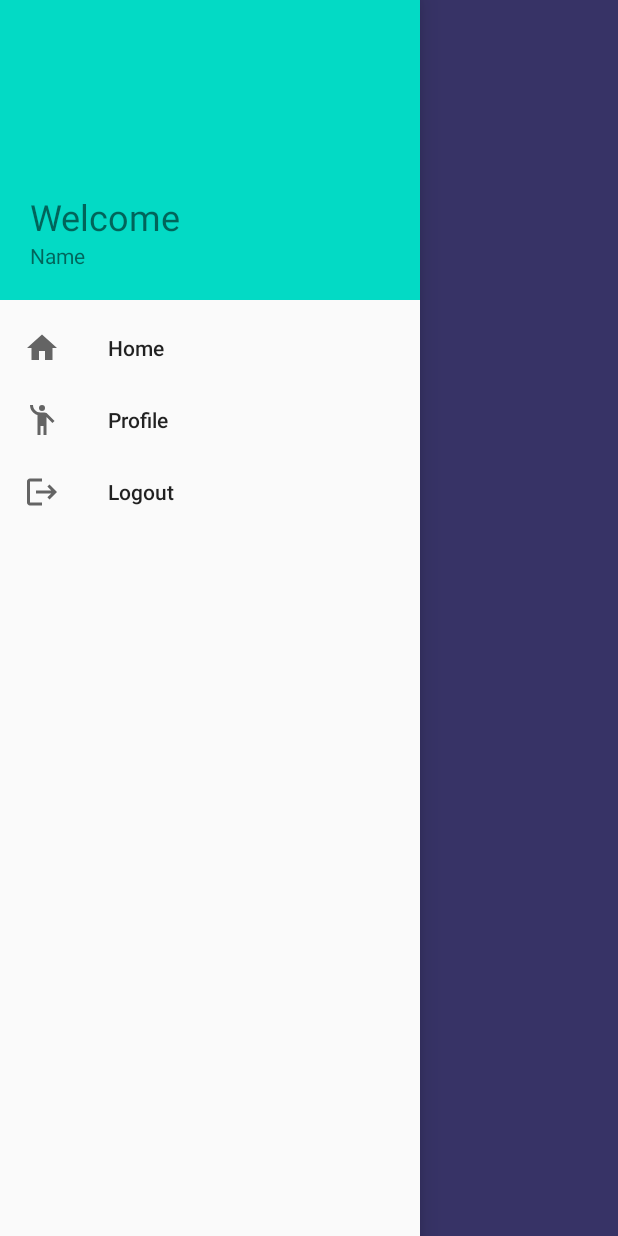
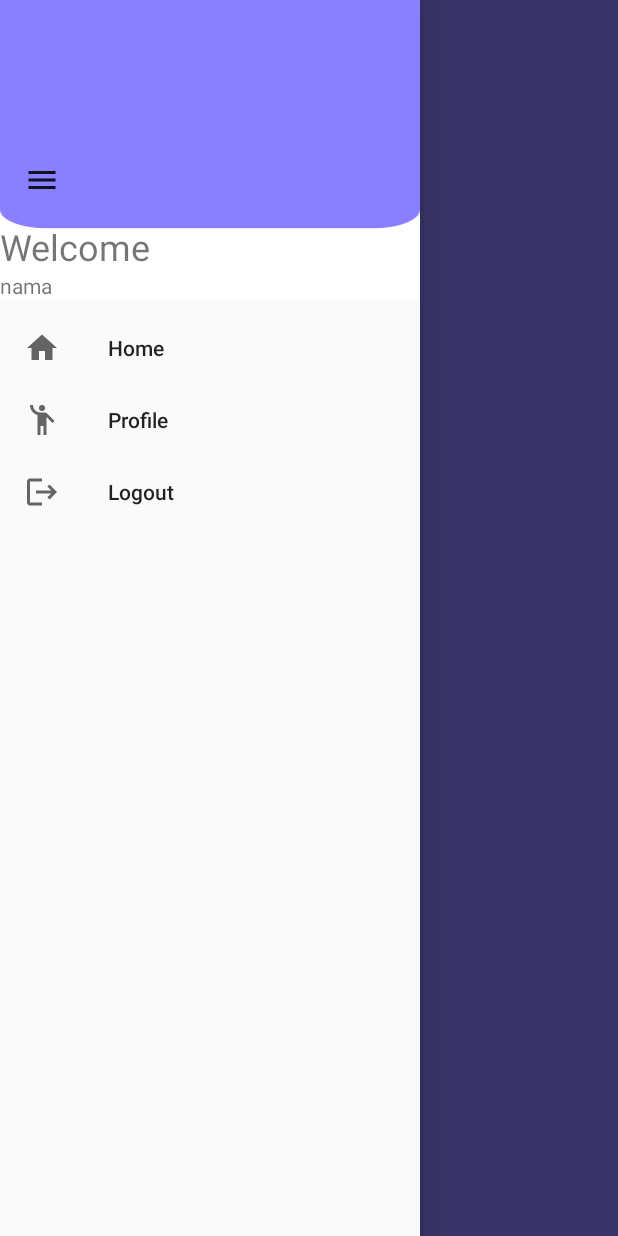
Before and after one commit to NigelFelim/Mobile_Job_Finder, an Android app: the ProfileActivity screen opened directly, with no data from a screen before it, with the side drawer open, on a phone screen of 412 x 824 dp. Run offline under Robolectric (Android 15) with nearby library versions, the phone set to English and light mode, and no system bars; our stand-ins replace Firebase (no records; nobody signed in at launch, a user with empty details on screens opened directly); Roboto replaces fonts that are not available here.

Commit message:
Revert "profilenya tidak terpanggil nama dan emailnya"
This reverts commit f5849840d198fd36c9f74f3acc6a183a7380b676.

```diff
--- a/app/src/main/AndroidManifest.xml
+++ b/app/src/main/AndroidManifest.xml
@@ -16,7 +16,6 @@
     <uses-permission-sdk-23 android:name="android.permission.ACCESS_FINE_LOCATION" />
     <uses-permission-sdk-23 android:name="android.permission.ACCESS_COARSE_LOCATION" />
     <uses-permission-sdk-23 android:name="android.permission.ACCESS_BACKGROUND_LOCATION" />
-    <uses-permission android:name="android.permission.ACCESS_NETWORK_STATE"/>
 
     <uses-permission android:name="android.permission.INTERNET" />
 
--- a/app/src/main/java/com/map/mobile_job_finder/InsertJobPostActivity.java
+++ b/app/src/main/java/com/map/mobile_job_finder/InsertJobPostActivity.java
@@ -42,7 +42,6 @@ public class InsertJobPostActivity extends AppCompatActivity {
     private FirebaseAuth mAuth;
     private DatabaseReference mJobPost;
     private DatabaseReference mPublicDatabase;
-
     //end firebase
 
     //end variable post job
@@ -60,7 +59,6 @@ public class InsertJobPostActivity extends AppCompatActivity {
 
         setSupportActionBar(toolbar);
         getSupportActionBar().setTitle("Post Job");
-
 
         navigationView.bringToFront();
         ActionBarDrawerToggle toggle = new ActionBarDrawerToggle(this, drawerLayout, toolbar, R.string.navigation_drawer_open, R.string.navigation_drawer_close);
--- a/app/src/main/java/com/map/mobile_job_finder/ProfileActivity.java
+++ b/app/src/main/java/com/map/mobile_job_finder/ProfileActivity.java
@@ -1,4 +1,11 @@
 package com.map.mobile_job_finder;
+
+import androidx.annotation.NonNull;
+import androidx.appcompat.app.ActionBarDrawerToggle;
+import androidx.appcompat.app.AppCompatActivity;
+import androidx.appcompat.widget.Toolbar;
+import androidx.core.view.GravityCompat;
+import androidx.drawerlayout.widget.DrawerLayout;
 
 import android.content.Intent;
 import android.os.Bundle;
@@ -7,14 +14,9 @@ import android.widget.ImageView;
 import android.widget.TextView;
 import android.widget.Toast;
 
-import androidx.annotation.NonNull;
-import androidx.appcompat.app.ActionBarDrawerToggle;
-import androidx.appcompat.app.AppCompatActivity;
-import androidx.appcompat.widget.Toolbar;
-import androidx.core.view.GravityCompat;
-import androidx.drawerlayout.widget.DrawerLayout;
-
 import com.google.android.material.navigation.NavigationView;
+import com.google.firebase.auth.FirebaseAuth;
+import com.google.firebase.auth.FirebaseUser;
 
 public class ProfileActivity extends AppCompatActivity {
     //toolbar
@@ -23,15 +25,13 @@ public class ProfileActivity extends AppCompatActivity {
     Toolbar toolbar;
     //end toolbar
 
-    private TextView  namaProfile,emailProfile;
+    private TextView namaProfile, emailProfile;
     private ImageView fotoProfile;
-
 
     @Override
     protected void onCreate(Bundle savedInstanceState) {
         super.onCreate(savedInstanceState);
         setContentView(R.layout.activity_profile);
-
 
         //toolbar
         //untuk menu start
@@ -80,15 +80,5 @@ public class ProfileActivity extends AppCompatActivity {
         namaProfile = findViewById(R.id.namaProfile);
         emailProfile = findViewById(R.id.emailProfile);
         fotoProfile = findViewById(R.id.fotoProfile);
-
-        //menerima data
-        Intent intent = getIntent();
-        String name = intent.getStringExtra("name");
-        String email = intent.getStringExtra("email");
-        //Uri foto = intent.getData();
-
-        namaProfile.setText(name);
-        emailProfile.setText(email);
-        //fotoProfile.setImageURI(Uri.parse(foto));
     }
 }
--- a/app/src/main/res/layout/activity_profile.xml
+++ b/app/src/main/res/layout/activity_profile.xml
@@ -23,24 +23,17 @@
             android:layout_height="wrap_content"
             android:layout_gravity="center"/>
         <TextView
-
+            android:id="@+id/namaProfile"
             android:layout_width="wrap_content"
             android:layout_height="wrap_content"
-            android:text="Name"
-            android:textAppearance="?android:textAppearanceLarge"
-            android:textColor="@android:color/black"
-            android:id="@+id/namaProfile"
+            android:text="Nama"
             android:layout_gravity="center"/>
-
         <TextView
-
+            android:id="@+id/emailProfile"
             android:layout_width="wrap_content"
-            android:layout_height="39dp"
-            android:layout_gravity="center"
+            android:layout_height="wrap_content"
             android:text="Email"
-            android:textAppearance="?android:textAppearanceLarge"
-            android:textColor="@android:color/black"
-            android:id="@+id/emailProfile"/>
+            android:layout_gravity="center"/>
     </LinearLayout>
     <com.google.android.material.navigation.NavigationView
         android:id="@+id/profile_nav_view"
--- a/app/src/main/res/layout/header.xml
+++ b/app/src/main/res/layout/header.xml
@@ -1,12 +1,17 @@
 <?xml version="1.0" encoding="utf-8"?>
 <LinearLayout xmlns:android="http://schemas.android.com/apk/res/android"
+    xmlns:tools="http://schemas.android.com/tools"
     android:orientation="vertical"
     android:layout_width="match_parent"
     android:layout_height="200dp"
-    android:background="@color/teal_200"
     android:gravity="bottom"
-    android:padding="20dp">
-
+    android:padding="20dp"
+    android:background="@drawable/job_detail"
+    android:fitsSystemWindows="true"
+    tools:openDrawer="start"
+    android:id="@+id/drawer_details"
+    tools:context=".JobDetailsActivity">
+    <include layout="@layout/toolbar" android:id="@+id/toolbar_details"/>
     <TextView
         android:layout_width="wrap_content"
         android:layout_height="wrap_content"
@@ -15,7 +20,7 @@
     <TextView
         android:layout_width="wrap_content"
         android:layout_height="wrap_content"
-        android:text="Name"
+        android:text="nama"
         android:textSize="14sp"
-        android:id="@+id/namaProfile"/>
+        android:id="@+id/etRegNama"/>
 </LinearLayout>
```
Also changed, not shown: app/src/main/java/com/map/mobile_job_finder/All_JobActivity.java (+3 -16 lines), app/src/main/java/com/map/mobile_job_finder/JobDetailsActivity.java (+4 -7 lines), app/src/main/java/com/map/mobile_job_finder/Model/Data.java (+2 -12 lines).
